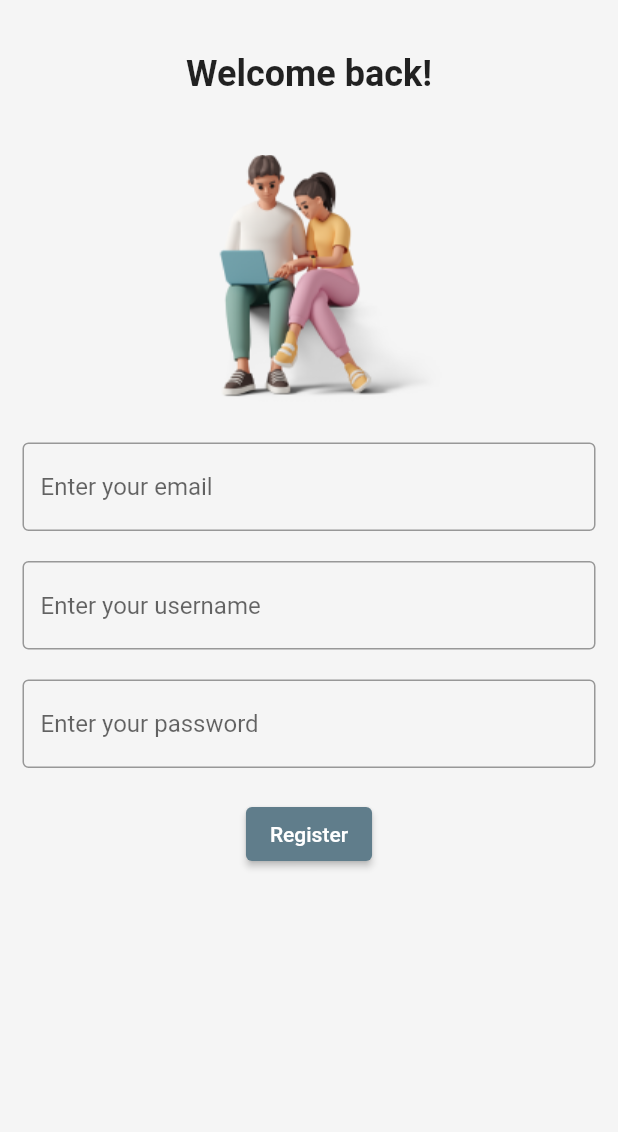
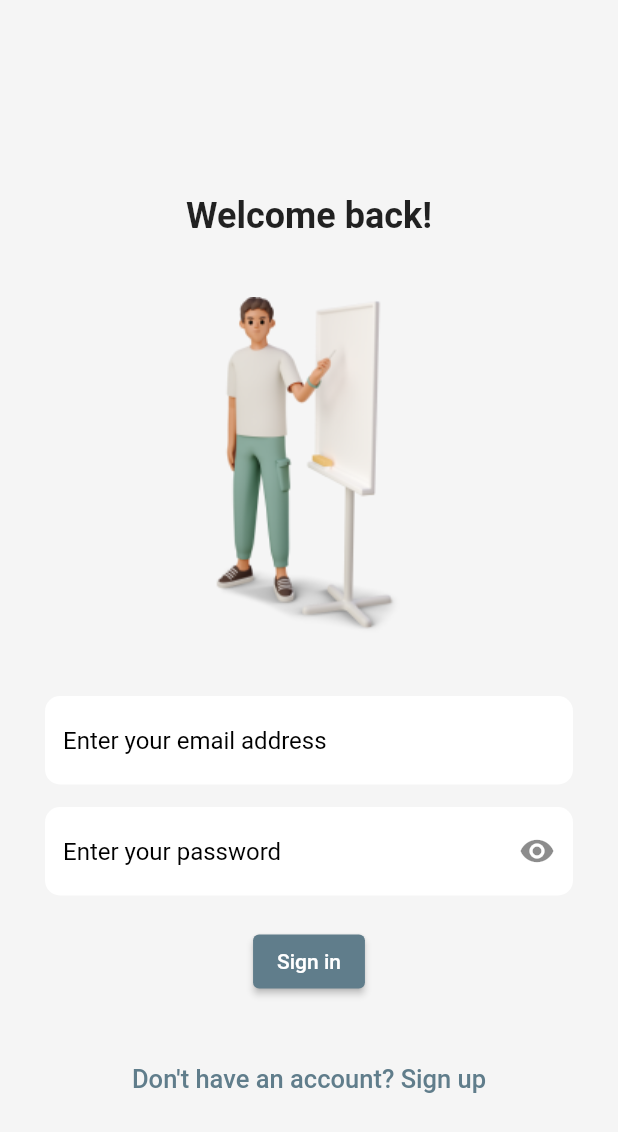
Before and after one commit to eliotfgn/blog_app, a Flutter app: the screen it shows after launch, on a phone screen of 412 x 824 dp. Shown: the top 1132 px of the screen. Run offline on Flutter 3.47's test engine with Material 2 defaults, Android fonts, the phone set to English and light mode, and no system bars; our stand-ins replace dio, flutter_spinkit, fluttertoast.

Commit message:
login screen

```diff
--- a/lib/main.dart
+++ b/lib/main.dart
@@ -1,3 +1,4 @@
+import 'package:blog/screens/login_screen.dart';
 import 'package:blog/screens/register_screen.dart';
 import 'package:flutter/material.dart';
 
@@ -17,7 +18,8 @@ class App extends StatelessWidget {
         primarySwatch: Colors.blueGrey,
         scaffoldBackgroundColor: const Color(0xfff5f5f5),
       ),
-      home: const RegisterScreen(),
+      home: const LoginScreen(),
+      debugShowCheckedModeBanner: false,
     );
   }
 }
--- /dev/null
+++ b/lib/screens/login_screen.dart
@@ -0,0 +1,123 @@
+import 'package:blog/screens/register_screen.dart';
+import 'package:flutter/material.dart';
+
+class LoginScreen extends StatefulWidget {
+  const LoginScreen({Key? key}) : super(key: key);
+
+  @override
+  State<LoginScreen> createState() => _LoginScreenState();
+}
+
+class _LoginScreenState extends State<LoginScreen> {
+  final _formKey = GlobalKey<FormState>();
+  final _emailController = TextEditingController();
+  final _passwordController = TextEditingController();
+  bool _hidePassword = true;
+
+  @override
+  Widget build(BuildContext context) {
+    return Scaffold(
+      backgroundColor: const Color(0xfff5f5f5),
+      body: Padding(
+        padding: const EdgeInsets.all(30),
+        child: SafeArea(
+          child: SingleChildScrollView(
+            child: Column(
+              crossAxisAlignment: CrossAxisAlignment.center,
+              children: [
+                const SizedBox(
+                  height: 100,
+                ),
+                const Center(
+                  child: Text(
+                    "Welcome back!",
+                    style: TextStyle(
+                      fontWeight: FontWeight.bold,
+                      fontSize: 24,
+                    ),
+                  ),
+                ),
+                Container(
+                  margin: const EdgeInsets.symmetric(vertical: 40),
+                  child: Image.asset("assets/images/login-page-image.png"),
+                ),
+                Form(
+                  child: Column(
+                    children: [
+                      TextFormField(
+                        controller: _emailController,
+                        keyboardType: TextInputType.emailAddress,
+                        decoration: const InputDecoration(
+                            border: OutlineInputBorder(
+                              borderSide: BorderSide.none,
+                              borderRadius:
+                                  BorderRadius.all(Radius.circular(10)),
+                            ),
+                            hintStyle: TextStyle(color: Colors.black),
+                            hintText: 'Enter your email address',
+                            filled: true,
+                            fillColor: Colors.white),
+                      ),
+                      const SizedBox(
+                        height: 15,
+                      ),
+                      TextFormField(
+                        controller: _passwordController,
+                        keyboardType: TextInputType.visiblePassword,
+                        obscureText: _hidePassword,
+                        decoration: InputDecoration(
+                          border: const OutlineInputBorder(
+                            borderSide: BorderSide.none,
+                            borderRadius: BorderRadius.all(Radius.circular(10)),
+                          ),
+                          hintStyle: const TextStyle(color: Colors.black),
+                          hintText: 'Enter your password',
+                          filled: true,
+                          fillColor: Colors.white,
+                          suffixIcon: IconButton(
+                            onPressed: () {
+                              setState(() {
+                                _hidePassword = !_hidePassword;
+                              });
+                            },
+                            icon: _hidePassword
+                                ? const Icon(Icons.visibility)
+                                : const Icon(Icons.visibility_off),
+                          ),
+                        ),
+                      ),
+                    ],
+                  ),
+                ),
+                const SizedBox(
+                  height: 20,
+                ),
+                ElevatedButton(
+                  onPressed: () {},
+                  child: const Text("Sign in"),
+                ),
+                const SizedBox(
+                  height: 30,
+                ),
+                TextButton(
+                  onPressed: () {
+                    Navigator.push(
+                        context,
+                        MaterialPageRoute(
+                            builder: (context) => const RegisterScreen()));
+                  },
+                  child: const Text(
+                    "Don't have an account? Sign up",
+                    style: TextStyle(
+                      fontSize: 17,
+                    ),
+                  ),
+                )
+              ],
+            ),
+          ),
+        ),
+      ),
+    );
+  }
+}
--- a/pubspec.yaml
+++ b/pubspec.yaml
@@ -63,6 +63,8 @@ flutter:
 
   assets:
     - assets/images/register-page-image.png
+    - assets/images/login-page-image.png
+    - assets/images/starting-image.png
 
   # An image asset can refer to one or more resolution-specific "variants", see
   # https://flutter.dev/assets-and-images/#resolution-aware
```
